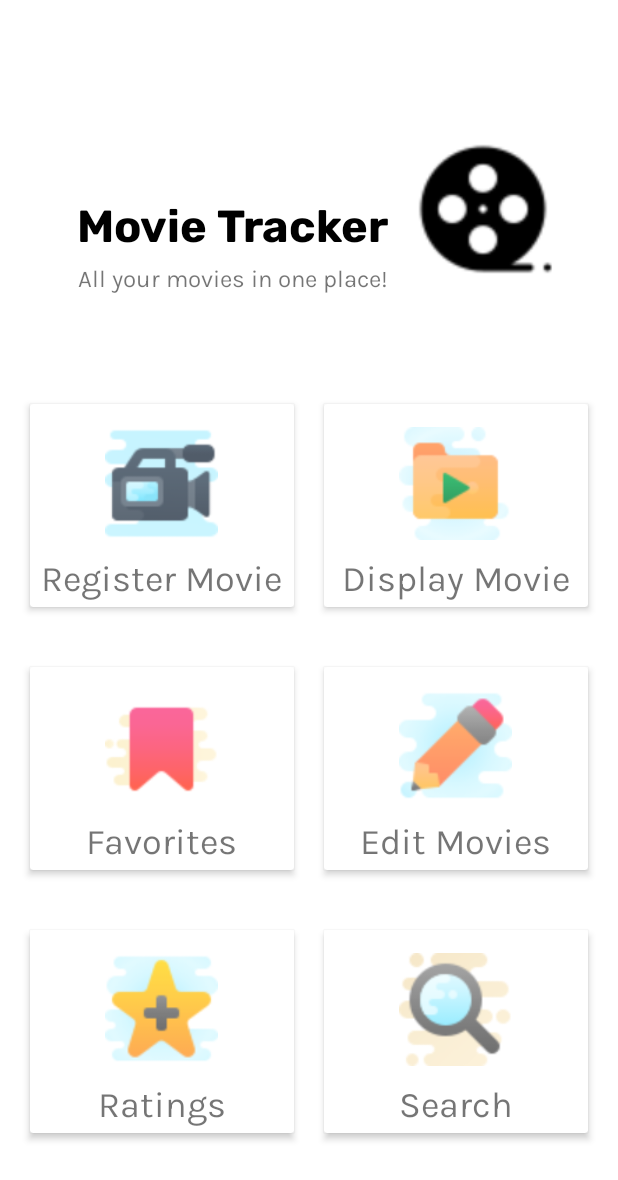
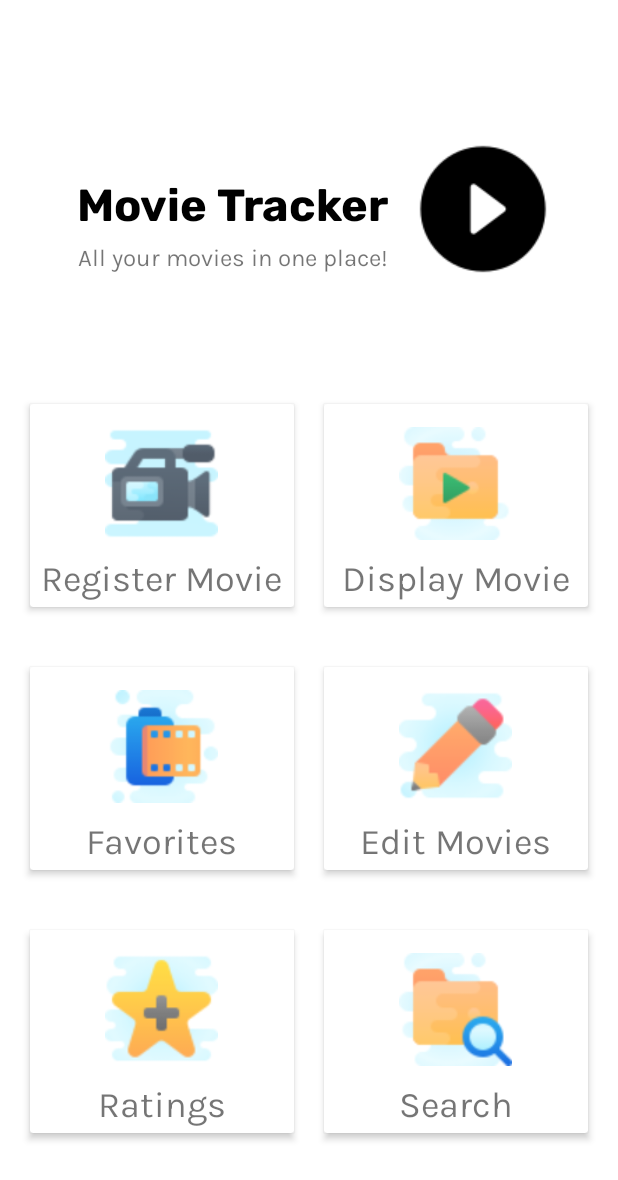
Before and after one commit to maneesha14w/MovieTracker, an Android app: the screen it shows after launch (MainActivity), on a phone screen of 412 x 824 dp. Shown: the top 1180 px of the screen. Run offline under Robolectric (Android 15) with nearby library versions, the phone set to English and light mode, and no system bars.

Commit message:
first page done.

```diff
--- a/app/src/main/res/layout/activity_main.xml
+++ b/app/src/main/res/layout/activity_main.xml
@@ -12,7 +12,7 @@
         android:layout_width="wrap_content"
         android:layout_height="wrap_content"
         android:layout_marginStart="39dp"
-        android:layout_marginTop="129dp"
+        android:layout_marginTop="115dp"
         android:fontFamily="@font/rubik_bold"
         android:text="@string/app_name"
         android:textColor="#000000"
@@ -44,7 +44,7 @@
         app:layout_constraintEnd_toEndOf="parent"
         app:layout_constraintStart_toEndOf="@+id/tv_title"
         app:layout_constraintTop_toTopOf="parent"
-        app:srcCompat="@drawable/film_reel" />
+        app:srcCompat="@drawable/play" />
 
     <LinearLayout
         android:id="@+id/linearLayout"
```
Also changed, not shown: app/src/main/res/drawable-v24/favorites.png, app/src/main/res/drawable-v24/play.png (added), app/src/main/res/drawable-v24/search.png.
